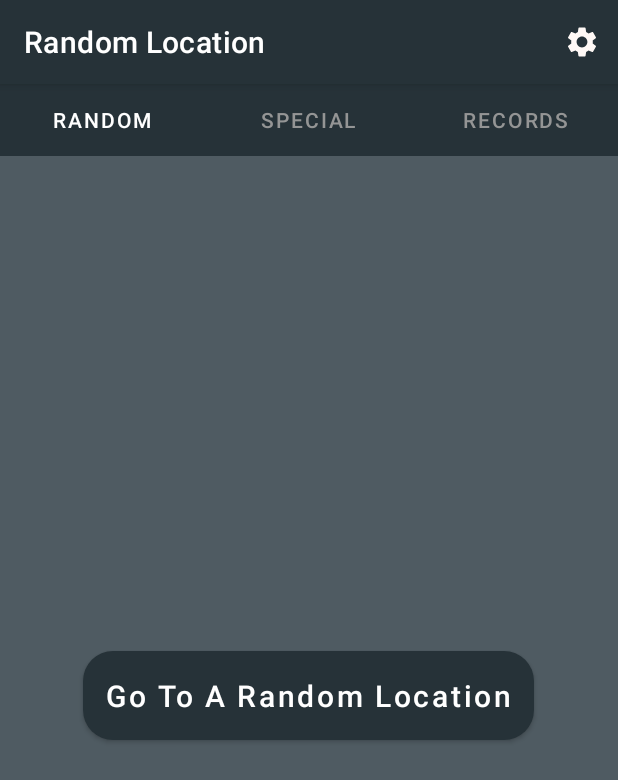
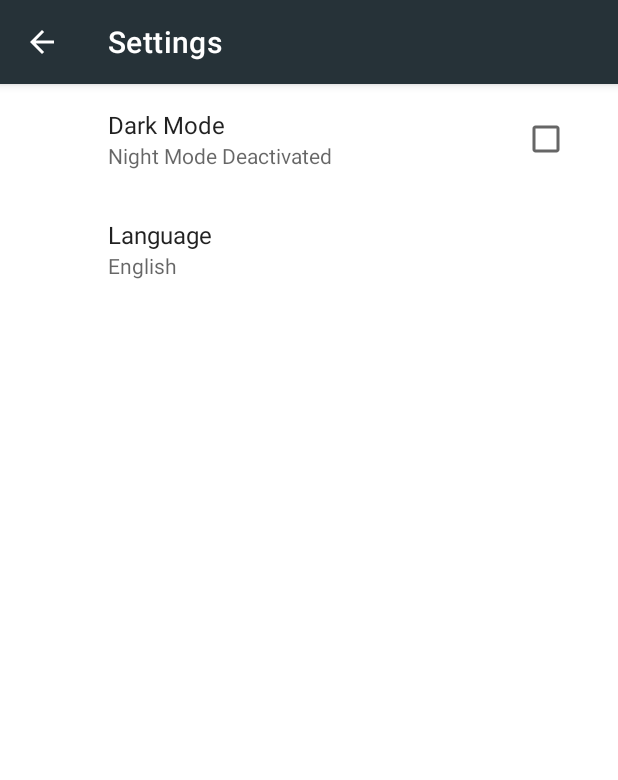
Before and after one commit to aticiadem/RastgeleKonum, an Android app: the screen it shows after launch (MainActivity before the commit, SettingsActivity after it), after a tap on "Settings", on a phone screen of 412 x 824 dp. Shown: the top 780 px of the screen. Run offline under Robolectric (Android 15) with nearby library versions, the phone set to English and light mode, and no system bars; our stand-ins replace androidx.preference.

Commit message:
SettingsActivity DarkMode ayarlandi.

```diff
--- a/app/src/main/java/com/adematici/rastgelekonum/adapter/PageAdapter.kt
+++ b/app/src/main/java/com/adematici/rastgelekonum/adapter/PageAdapter.kt
@@ -22,5 +22,4 @@ class PageAdapter(fragmentManager: FragmentManager, lifecycle: Lifecycle): Fragm
             else -> RandomFragment()
         }
     }
-
 }
--- a/app/src/main/java/com/adematici/rastgelekonum/ui/activity/MainActivity.kt
+++ b/app/src/main/java/com/adematici/rastgelekonum/ui/activity/MainActivity.kt
@@ -1,7 +1,10 @@
 package com.adematici.rastgelekonum.ui.activity
 
+import android.content.SharedPreferences
 import androidx.appcompat.app.AppCompatActivity
 import android.os.Bundle
+import androidx.appcompat.app.AppCompatDelegate
+import androidx.preference.PreferenceManager
 import com.adematici.rastgelekonum.R
 import com.adematici.rastgelekonum.adapter.PageAdapter
 import com.adematici.rastgelekonum.databinding.ActivityMainBinding
@@ -26,4 +29,5 @@ class MainActivity : AppCompatActivity() {
             }
         }.attach()
     }
+
 }
--- /dev/null
+++ b/app/src/main/java/com/adematici/rastgelekonum/ui/activity/SettingsActivity.kt
@@ -0,0 +1,46 @@
+package com.adematici.rastgelekonum.ui.activity
+
+import android.content.SharedPreferences
+import android.os.Bundle
+import android.widget.Toast
+import androidx.appcompat.app.AppCompatActivity
+import androidx.appcompat.app.AppCompatDelegate
+import androidx.preference.*
+import com.adematici.rastgelekonum.R
+
+class SettingsActivity : AppCompatActivity() {
+
+    override fun onCreate(savedInstanceState: Bundle?) {
+        super.onCreate(savedInstanceState)
+        setContentView(R.layout.settings_activity)
+        if (savedInstanceState == null) {
+            supportFragmentManager
+                .beginTransaction()
+                .replace(R.id.settings, SettingsFragment())
+                .commit()
+        }
+        supportActionBar?.setDisplayHomeAsUpEnabled(true)
+
+    }
+
+    class SettingsFragment : PreferenceFragmentCompat() {
+        override fun onCreatePreferences(savedInstanceState: Bundle?, rootKey: String?) {
+            setPreferencesFromResource(R.xml.root_preferences, rootKey)
+
+            val darkMode: CheckBoxPreference? = findPreference("DARKMODE")
+            darkMode?.setOnPreferenceChangeListener { preference, value ->
+                if(value as Boolean){
+                    // Dark Mode open
+                    //Toast.makeText(context,"oncreatetrue",Toast.LENGTH_SHORT).show()
+                    AppCompatDelegate.setDefaultNightMode(AppCompatDelegate.MODE_NIGHT_YES)
+                } else {
+                    // Dark Mode closed
+                    //Toast.makeText(context,"oncreatefalse",Toast.LENGTH_SHORT).show()
+                    AppCompatDelegate.setDefaultNightMode(AppCompatDelegate.MODE_NIGHT_NO)
+                }
+                return@setOnPreferenceChangeListener true
+            }
+        }
+    }
+
+}
--- a/app/src/main/java/com/adematici/rastgelekonum/ui/activity/SplashScreenActivity.kt
+++ b/app/src/main/java/com/adematici/rastgelekonum/ui/activity/SplashScreenActivity.kt
@@ -1,9 +1,12 @@
 package com.adematici.rastgelekonum.ui.activity
 
 import android.content.Intent
+import android.content.SharedPreferences
 import androidx.appcompat.app.AppCompatActivity
 import android.os.Bundle
 import android.os.Handler
+import androidx.appcompat.app.AppCompatDelegate
+import androidx.preference.PreferenceManager
 import com.adematici.rastgelekonum.R
 import com.adematici.rastgelekonum.database.DatabaseHelper
 import com.adematici.rastgelekonum.database.LocationDao
@@ -23,6 +26,21 @@ class SplashScreenActivity : AppCompatActivity() {
             startActivity(intent)
             finish()
         },800)
+        loadSetting()
+    }
+
+    private fun loadSetting(){
+        val sp: SharedPreferences = PreferenceManager.getDefaultSharedPreferences(this)
+        val checkNight: Boolean = sp.getBoolean("DARKMODE",false)
+        if(checkNight){
+            // Dark Mode open
+            //Toast.makeText(this,"loadsettingtrue",Toast.LENGTH_SHORT).show()
+            AppCompatDelegate.setDefaultNightMode(AppCompatDelegate.MODE_NIGHT_YES)
+        } else {
+            // Dark Mode closed
+            //Toast.makeText(this,"loadsettingfalse",Toast.LENGTH_SHORT).show()
+            AppCompatDelegate.setDefaultNightMode(AppCompatDelegate.MODE_NIGHT_NO)
+        }
     }
 
 }
--- a/app/src/main/java/com/adematici/rastgelekonum/ui/fragment/RandomFragment.kt
+++ b/app/src/main/java/com/adematici/rastgelekonum/ui/fragment/RandomFragment.kt
@@ -8,6 +8,7 @@ import androidx.fragment.app.Fragment
 import com.adematici.rastgelekonum.R
 import com.adematici.rastgelekonum.databinding.FragmentRandomBinding
 import com.adematici.rastgelekonum.ui.activity.MapsActivity
+import com.adematici.rastgelekonum.ui.activity.SettingsActivity
 import kotlin.random.Random
 
 class RandomFragment : Fragment() {
@@ -43,6 +44,10 @@ class RandomFragment : Fragment() {
     override fun onOptionsItemSelected(item: MenuItem): Boolean {
         when(item.itemId){
             R.id.action_settings ->{
+                activity?.let{
+                    val intent = Intent (it, SettingsActivity::class.java)
+                    it.startActivity(intent)
+                }
                 return true
             }
         }
--- a/app/src/main/java/com/adematici/rastgelekonum/ui/fragment/RecordsFragment.kt
+++ b/app/src/main/java/com/adematici/rastgelekonum/ui/fragment/RecordsFragment.kt
@@ -1,6 +1,5 @@
 package com.adematici.rastgelekonum.ui.fragment
 
-import android.location.Location
 import android.os.Bundle
 import android.view.*
 import android.widget.Toast
@@ -73,7 +72,6 @@ class RecordsFragment : Fragment(), SearchView.OnQueryTextListener {
                 } else {
                     Toast.makeText(activity,R.string.records_not_deleted,Toast.LENGTH_SHORT).show()
                 }
-
                 return true
             }
         }
--- /dev/null
+++ b/app/src/main/res/layout/settings_activity.xml
@@ -0,0 +1,9 @@
+<LinearLayout xmlns:android="http://schemas.android.com/apk/res/android"
+    android:layout_width="match_parent"
+    android:layout_height="match_parent">
+
+    <FrameLayout
+        android:id="@+id/settings"
+        android:layout_width="match_parent"
+        android:layout_height="match_parent" />
+</LinearLayout>
--- /dev/null
+++ b/app/src/main/res/values/arrays.xml
@@ -0,0 +1,7 @@
+<resources>
+    <!-- Reply Preference -->
+    <string-array name="items_language">
+        <item>English</item>
+        <item>Turkish</item>
+    </string-array>
+</resources>
--- a/app/src/main/res/values/strings.xml
+++ b/app/src/main/res/values/strings.xml
@@ -15,4 +15,13 @@
     <string name="records_delete_all">Delete All</string>
     <string name="records_deleted_all">Everything is deleted.</string>
     <string name="records_not_deleted">You dont have any records.</string>
+    <string name="settings">Settings</string>
+    <string name="settingsdarkmode">Dark Mode Setting</string>
+    <string name="darkmode">Dark Mode</string>
+    <string name="language">Language</string>
+    <string name="title_activity_settings">Settings</string>
+    <string name="nightmodeactivated">Night Mode Activated</string>
+    <string name="nightmodedeactivated">Night Mode Deactivated</string>
+    <string name="languageenglish">English</string>
+    <string name="languageturkish">Turkish</string>
 </resources>
--- /dev/null
+++ b/app/src/main/res/xml/root_preferences.xml
@@ -0,0 +1,24 @@
+<PreferenceScreen
+    xmlns:app="http://schemas.android.com/apk/res-auto"
+    xmlns:android="http://schemas.android.com/apk/res/android">
+
+    <PreferenceCategory>
+
+        <CheckBoxPreference
+            app:key="DARKMODE"
+            app:title="@string/darkmode"
+            app:defaultValue="false"
+            app:summaryOn="@string/nightmodeactivated"
+            app:summaryOff="@string/nightmodedeactivated"/>
+
+        <ListPreference
+            app:defaultValue="@string/languageenglish"
+            app:key="LANGUAGE"
+            app:title="@string/language"
+            app:useSimpleSummaryProvider="true"
+            app:entries="@array/items_language"
+            app:entryValues="@array/items_language"/>
+
+    </PreferenceCategory>
+
+</PreferenceScreen>
--- a/build.gradle
+++ b/build.gradle
@@ -11,6 +11,10 @@ buildscript {
 
         // NOTE: Do not place your application dependencies here; they belong
         // in the individual module build.gradle files
+
+        // Navigation
+        def nav_version = "2.3.3"
+        classpath "androidx.navigation:navigation-safe-args-gradle-plugin:$nav_version"
     }
 }
 
```
Also changed, not shown: app/build.gradle (+7 -1 lines), app/src/main/AndroidManifest.xml (+7 -2 lines).
